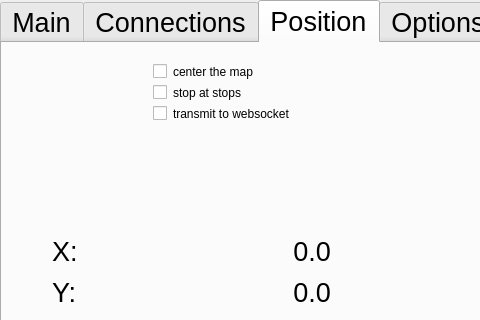
The window that mainwindow.ui (frutabruta/VDV301tester) describes before a commit, drawn with Qt 5; both pictures show x 0 to 480 and y 0 to 320 of the 800 by 480 pixel window.
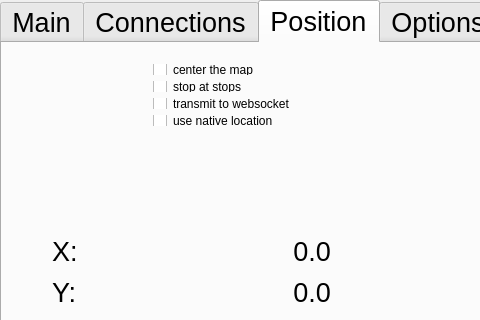
The same window after the commit. The open tabs and pages were chosen to show the change.

Commit message: native location

Patch:
```diff
--- a/mainwindow.ui
+++ b/mainwindow.ui
@@ -1826,7 +1826,7 @@
           <x>140</x>
           <y>10</y>
           <width>172</width>
-          <height>80</height>
+          <height>84</height>
          </rect>
         </property>
         <layout class="QVBoxLayout" name="verticalLayout_4">
@@ -1851,6 +1851,13 @@
            </property>
           </widget>
          </item>
+         <item>
+          <widget class="QCheckBox" name="checkBox_positionNative">
+           <property name="text">
+            <string>use native location</string>
+           </property>
+          </widget>
+         </item>
         </layout>
        </widget>
       </widget>
```
Left out of the diff: 60 changed lines with no effect on the pictures. The commit also changes 8 other files.
